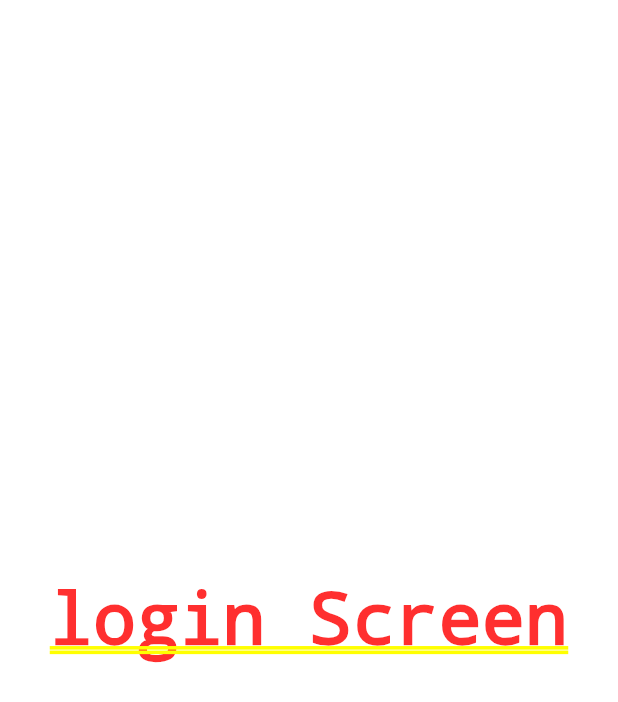
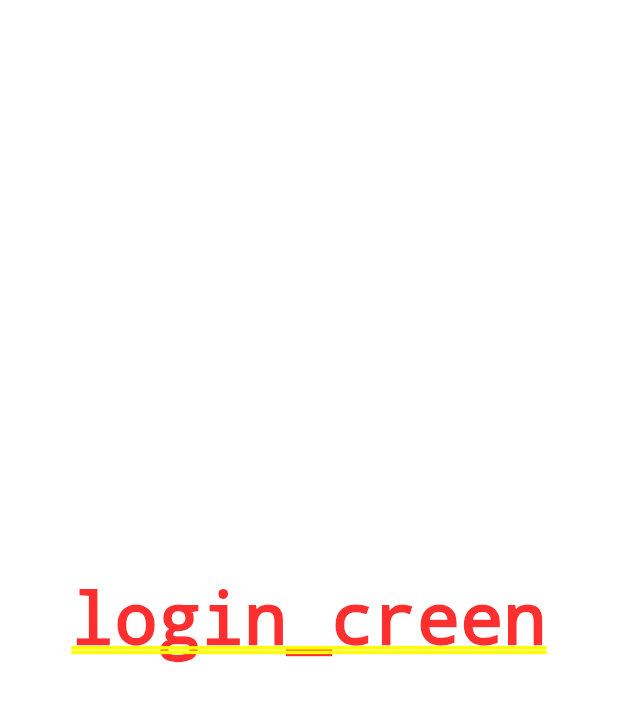
Before and after one commit to AbdElhamidShahin/Doctor_app, a Flutter app: the screen it shows after launch, after a tap on "Get Start", on a phone screen of 412 x 824 dp. Shown: the top 702 px of the screen. Run offline on Flutter 3.47's test engine with Material 3 defaults, Android fonts, the phone set to English and light mode, and no system bars; our stand-ins replace flutter_screenutil, flutter_svg, go_router.

Commit message:
fake push

```diff
--- a/lib/features/login/ui/loginScreen.dart
+++ b/lib/features/login/ui/loginScreen.dart
@@ -5,6 +5,6 @@ class LoginScreen extends StatelessWidget {
 
   @override
   Widget build(BuildContext context) {
-    return Center(child: Text("login Screen"));
+    return Center(child: Text("login_creen"));
   }
 }
```
